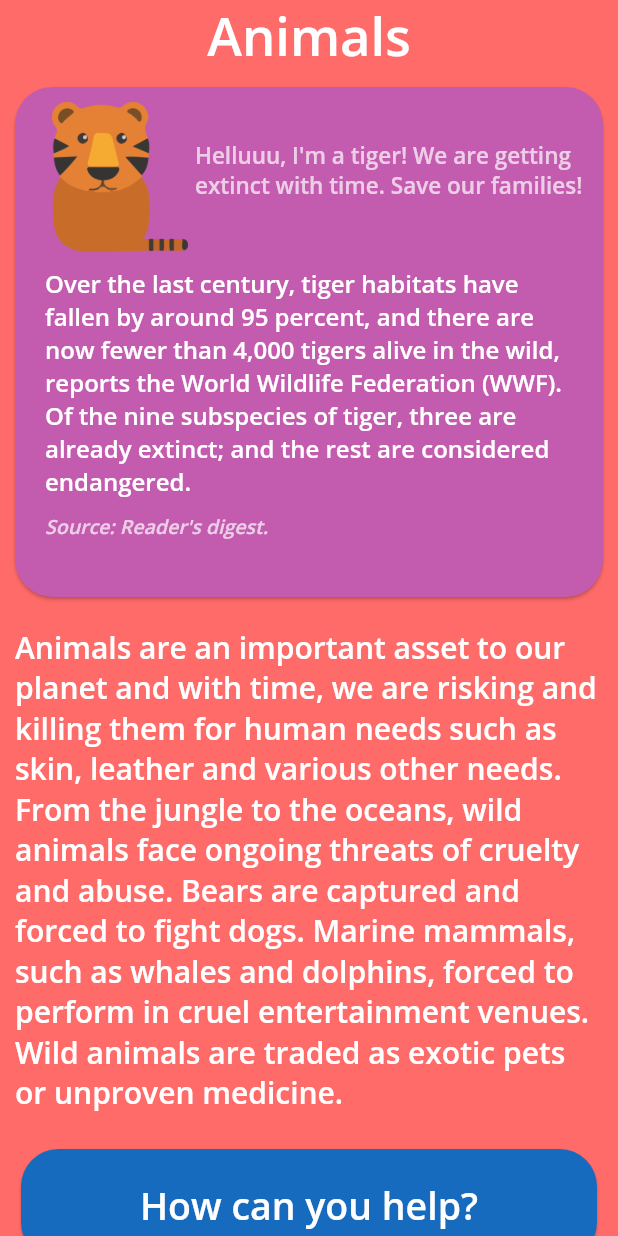
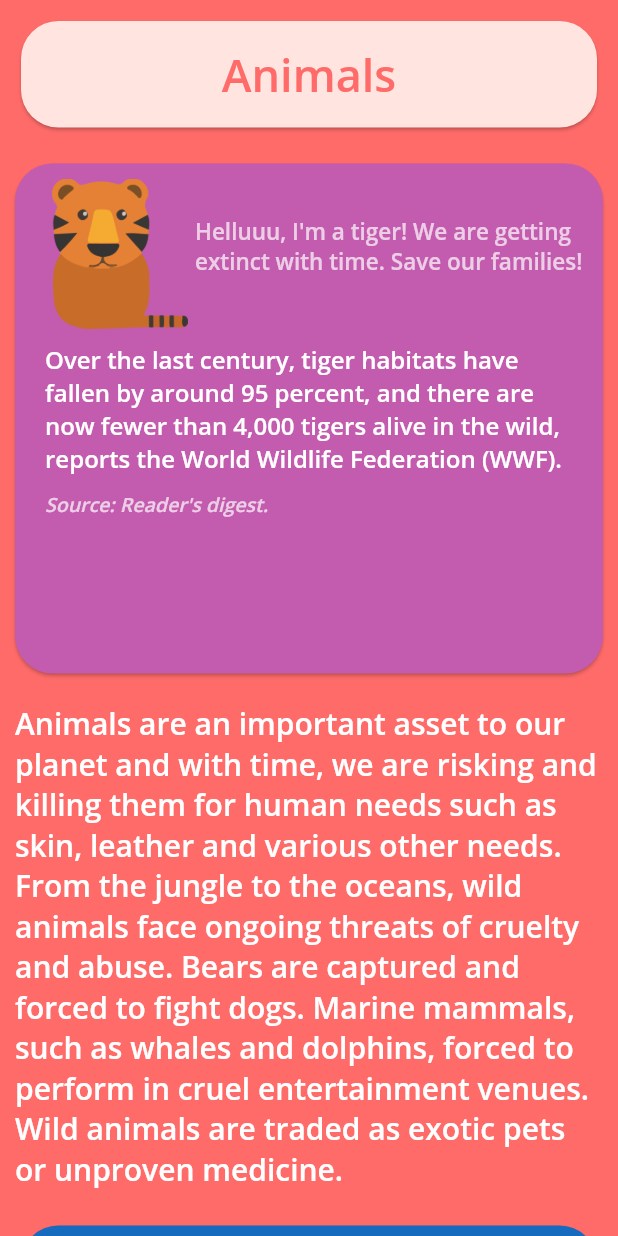
Before and after one commit to ameysunu/envirapp, a Flutter app: the screen it shows after launch, after a tap on "Animals", on a phone screen of 412 x 824 dp. Run offline on Flutter 3.47's test engine with Material 2 defaults, Android fonts, the phone set to English and light mode, and no system bars; our stand-ins replace hexcolor; missing offline and left inert: achievement_view.

Commit message:
final touches added

```diff
--- a/lib/animals.dart
+++ b/lib/animals.dart
@@ -17,14 +17,28 @@ class _AnimalsState extends State<Animals> {
           child: SafeArea(
             child: Column(
               children: <Widget>[
-                Center(
-                  child: Container(
-                    child: Text(
-                      "Animals",
-                      style: TextStyle(
-                          color: Hexcolor("#FFFFFF"),
-                          fontFamily: 'OpenSans',
-                          fontSize: 35.0),
+                Padding(
+                  padding: const EdgeInsets.all(10.0),
+                  child: Card(
+                    color: Hexcolor('#FFE4DF'),
+                    shape: RoundedRectangleBorder(
+                      borderRadius: BorderRadius.vertical(
+                        top: Radius.circular(25.0),
+                        bottom: Radius.circular(25.0),
+                      ),
+                    ),
+                    child: Padding(
+                      padding: const EdgeInsets.all(15.0),
+                      child: Center(
+                        child: Text(
+                          "Animals",
+                          style: TextStyle(
+                            fontFamily: 'OpenSans',
+                            color: Hexcolor('#FF6B69'),
+                            fontSize: 30,
+                          ),
+                        ),
+                      ),
                     ),
                   ),
                 ),
@@ -68,7 +82,7 @@ class _AnimalsState extends State<Animals> {
                           Padding(
                             padding: EdgeInsets.fromLTRB(20, 10, 20, 0),
                             child: Text(
-                              'Over the last century, tiger habitats have fallen by around 95 percent, and there are now fewer than 4,000 tigers alive in the wild, reports the World Wildlife Federation (WWF). Of the nine subspecies of tiger, three are already extinct; and the rest are considered endangered.',
+                              'Over the last century, tiger habitats have fallen by around 95 percent, and there are now fewer than 4,000 tigers alive in the wild, reports the World Wildlife Federation (WWF).',
                               style: TextStyle(
                                   fontFamily: 'OpenSans',
                                   fontSize: 16,
```
